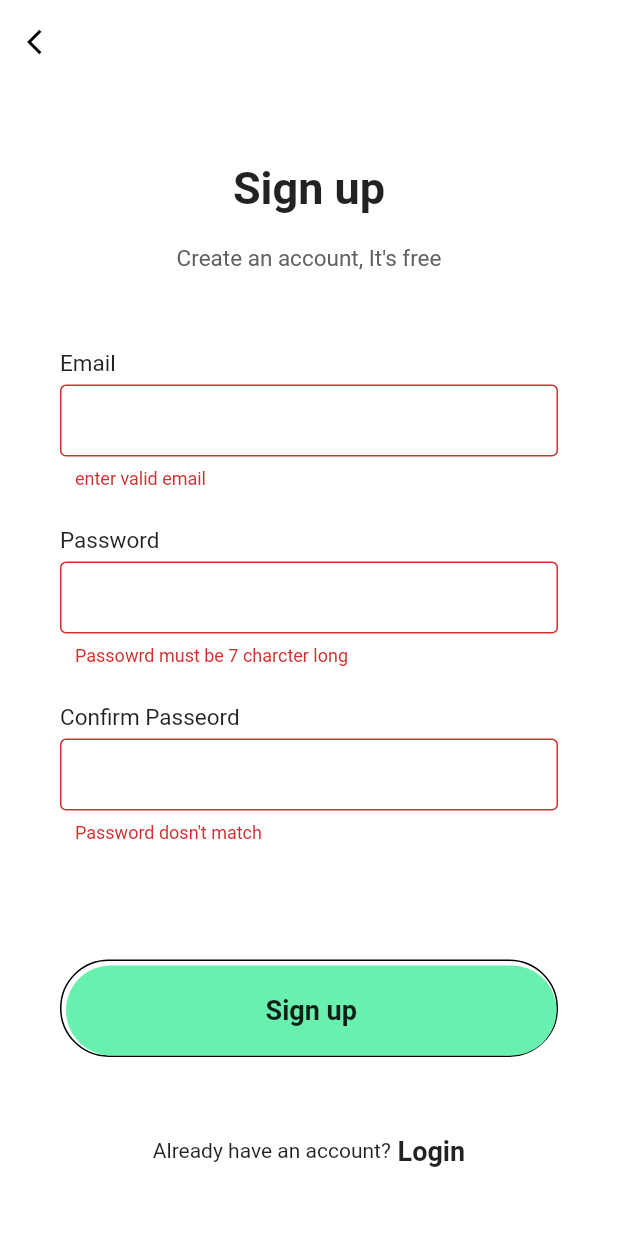
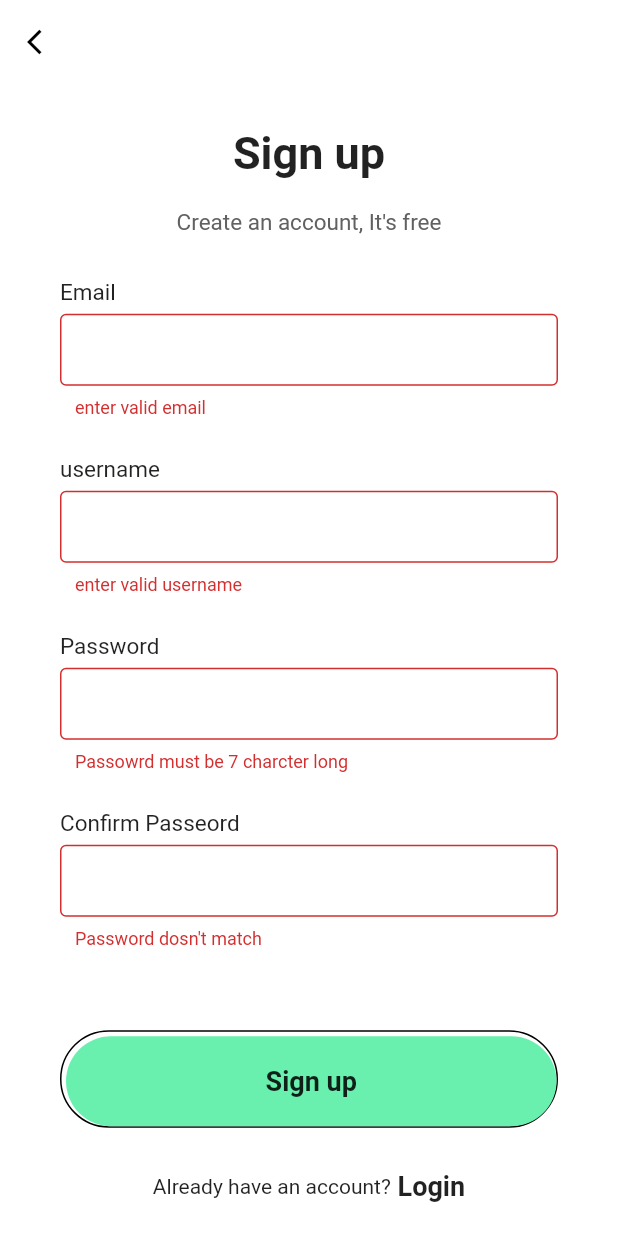
Before and after one commit to OneDvishal/Guide_connect, a Flutter app: the SignupPage screen opened directly, after a tap on "Sign up", on a phone screen of 412 x 824 dp. Run offline on Flutter 3.47's test engine with Material 2 defaults, Android fonts, the phone set to English and light mode, and no system bars; our stand-ins replace cloud_firestore, curved_navigation_bar, firebase_auth, firebase_core, google_fonts; accounts and stored records are empty; network calls fail.

Commit message:
get pull

```diff
--- a/lib/screen/signup.dart
+++ b/lib/screen/signup.dart
@@ -1,3 +1,4 @@
+import 'package:cloud_firestore/cloud_firestore.dart';
 import 'package:firebase_auth/firebase_auth.dart';
 import 'package:flutter/material.dart';
 import 'package:flutter/services.dart';
@@ -14,10 +15,17 @@ class _SignupPageState extends State<SignupPage> {
   final _formkey=GlobalKey<FormState>();
   String userEmail="";
   String Passowrd="";
+  String username="";
   void trysubmit() async{
     UserCredential future;
     try{
       future =await FirebaseAuth.instance.createUserWithEmailAndPassword(email: userEmail, password: Passowrd);
+      await FirebaseFirestore.instance.collection('user').add({
+        'username': username,
+        'userEmail':userEmail,
+        'uid':future.user?.uid,
+      });
+       Navigator.pop(context);
     } on PlatformException catch(err){
       String massage="please  check usercerdential";
       if(err.message!=null){
@@ -111,7 +119,41 @@ class _SignupPageState extends State<SignupPage> {
                     const SizedBox(
                       height: 25,
                     ),
-
+                    const Text(
+                       "username",
+                      style: TextStyle(
+                          fontSize: 15,
+                          fontWeight: FontWeight.w400,
+                          color: Colors.black87),
+                    ),
+                    const SizedBox(
+                      height: 5,
+                    ),
+                    TextFormField(
+                      obscureText: false,
+                      validator: (value) {
+                        if(value ==null ||value.length<7){
+                          return "enter valid username";
+                        }
+                        return null;
+                      },
+                      decoration: const InputDecoration(
+                        contentPadding:
+                            EdgeInsets.symmetric(vertical: 0, horizontal: 10),
+                        enabledBorder: OutlineInputBorder(
+                            borderSide: BorderSide(
+                                color: Color.fromARGB(255, 188, 188, 188))),
+                        border: OutlineInputBorder(
+                            borderSide: BorderSide(
+                                color: Color.fromARGB(255, 188, 188, 188))),
+                      ),
+                      onSaved: (newValue) {
+                        username=newValue as String;
+                      },
+                    ),
+                    const SizedBox(
+                      height: 25,
+                    ),
                     const Text(
                        "Password",
                       style: TextStyle(
```
Also changed, not shown: lib/screen/ProfileScreen.dart (+16 -2 lines).
